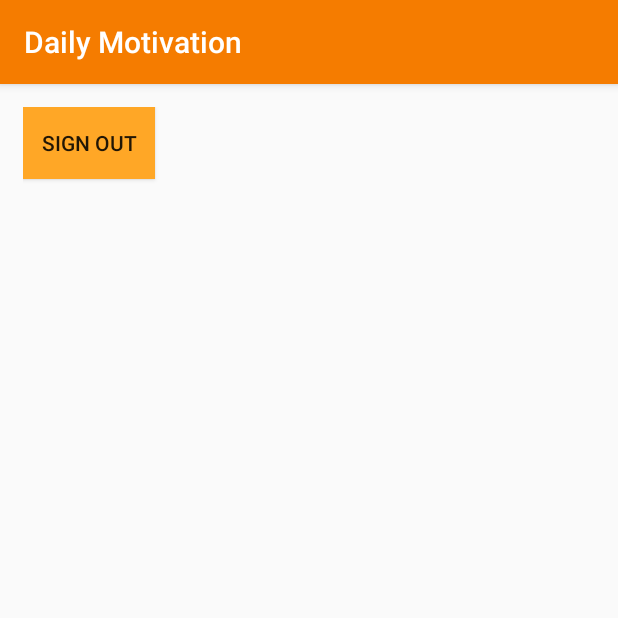
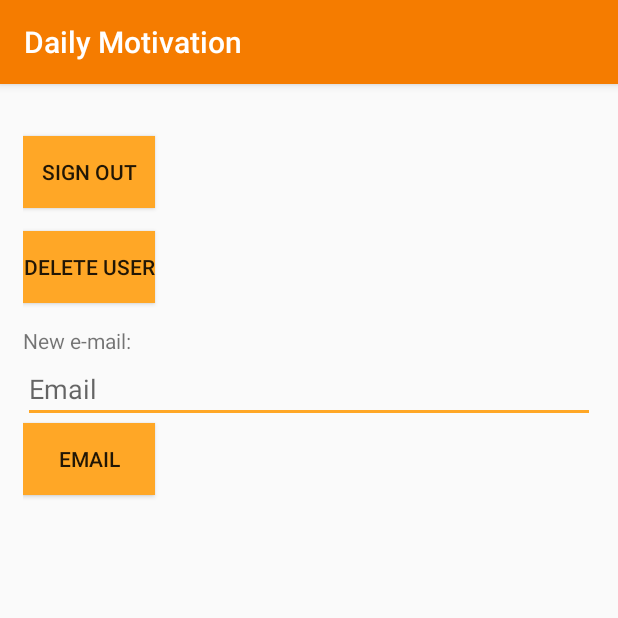
Before and after one commit to Plasius/DailyMotivation, an Android app: the UserSettingsActivity screen opened directly, with no data from a screen before it, on a phone screen of 412 x 824 dp, the top half of it. Run offline under Robolectric (Android 15) with nearby library versions, the phone set to English and light mode, and no system bars; our stand-ins replace Firebase (no records; nobody signed in at launch, a user with empty details on screens opened directly).

Commit message:
fun
Update email
Delete user

```diff
--- a/Android/app/src/main/res/layout/activity_user_settings.xml
+++ b/Android/app/src/main/res/layout/activity_user_settings.xml
@@ -5,14 +5,58 @@
     android:layout_width="match_parent"
     android:layout_height="match_parent"
     tools:context=".activities.UserSettingsActivity"
-    android:padding="15dp">
+    android:padding="15dp"
+    android:orientation="vertical"
+    >
+
+    <TextView
+        android:id="@+id/curUser"
+        android:layout_width="match_parent"
+        android:layout_height="wrap_content"
+
+        />
+
+    <Button
+        android:id="@+id/logoutButton"
+        android:layout_height="wrap_content"
+        android:layout_width="wrap_content"
+        android:text="@string/log_out"
+        android:layout_marginBottom="15dp"
+        android:background="@color/orange_light"
+        android:onClick="trigLogout"
+        />
 
     <Button
         android:layout_height="wrap_content"
         android:layout_width="wrap_content"
-        android:text="@string/log_out"
+        android:text="@string/delete_user"
+        android:layout_marginBottom="15dp"
         android:background="@color/orange_light"
-        android:onClick="trigLogout"
+        android:onClick="trigDelete"
         />
 
+    <TextView
+        android:layout_width="match_parent"
+        android:layout_height="wrap_content"
+        android:text="New e-mail:"
+        />
+
+    <EditText
+        android:id="@+id/nMail"
+        android:layout_width="match_parent"
+        android:layout_height="wrap_content"
+        android:inputType="textEmailAddress"
+        android:hint="@string/prompt_email"
+        />
+
+    <Button
+        android:layout_height="wrap_content"
+        android:layout_width="wrap_content"
+        android:text="@string/prompt_email"
+        android:layout_marginBottom="15dp"
+        android:background="@color/orange_light"
+        android:onClick="trigUpdateMail"
+        />
+
+
 </LinearLayout>
--- a/Android/app/src/main/res/values/strings.xml
+++ b/Android/app/src/main/res/values/strings.xml
@@ -13,5 +13,10 @@
     <string name="fpass">Forgot password</string>
     <string name="mail_sent">Email sent</string>
     <string name="log_out">Sign out</string>
+    <string name="delete_user">Delete user</string>
     <string name="settings">Settings</string>
+    <string name="cancel">Cancel</string>
+    <string name="c_mail">Change email?</string>
+    <string name="save">Save</string>
+
 </resources>
```
Also changed, not shown: Android/app/src/main/java/com/plasius/dailymotivationalquotes/activities/UserSettingsActivity.kt (+85 -2 lines), Android/app/src/main/res/layout/auxact_update_email.xml (added, +23 -0 lines).
